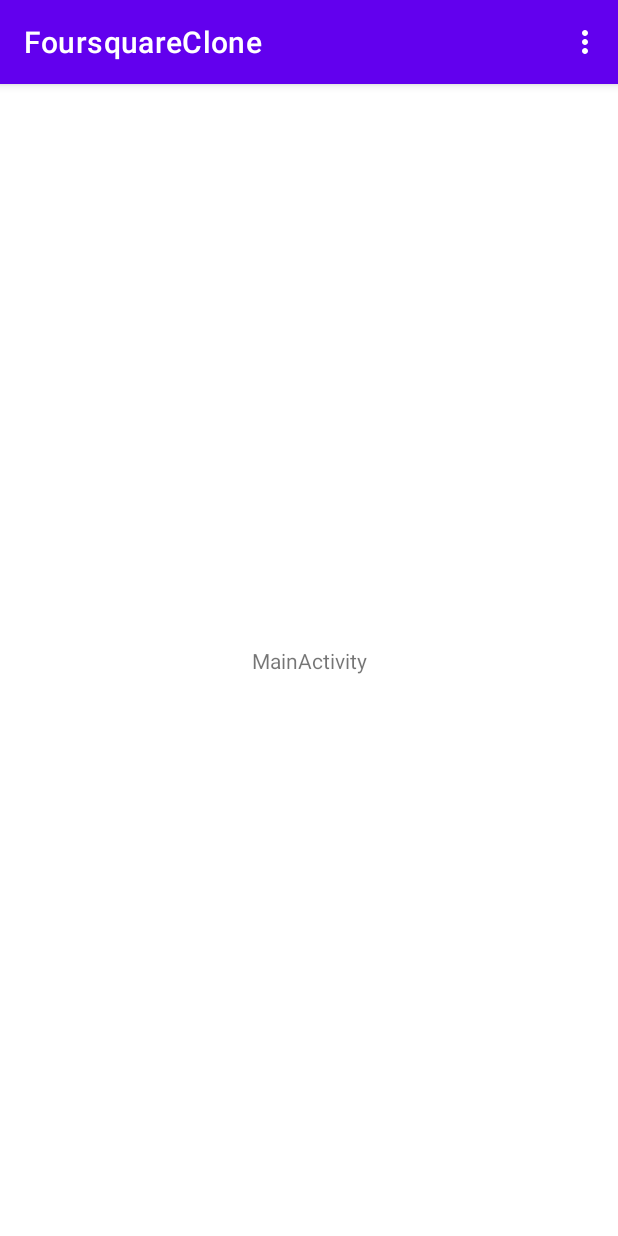
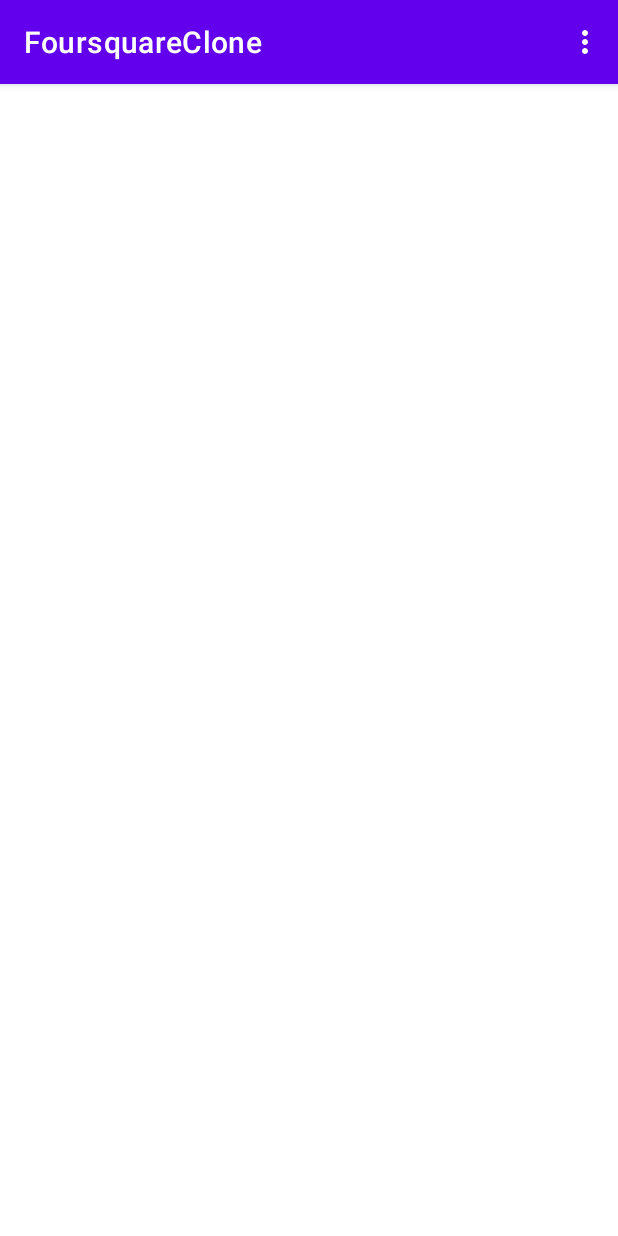
Before and after one commit to mustafaunlu0/FoursquareCloneJava, an Android app: the MainActivity screen opened directly, with no data from a screen before it, on a phone screen of 412 x 824 dp. Run offline under Robolectric (Android 15) with nearby library versions, the phone set to English and light mode, and no system bars; libraries missing offline, so code that uses them is left out: com.parse.

```diff
--- a/app/src/main/java/com/mustafaunlu/foursquareclone/model/Place.java
+++ b/app/src/main/java/com/mustafaunlu/foursquareclone/model/Place.java
@@ -3,7 +3,7 @@ package com.mustafaunlu.foursquareclone.model;
 import android.graphics.Bitmap;
 
 public class Place {
-    public static Place instance;
+    private static Place instance;
 
     private Bitmap image;
     private String name;
--- a/app/src/main/res/layout/activity_main.xml
+++ b/app/src/main/res/layout/activity_main.xml
@@ -6,13 +6,5 @@
     android:layout_height="match_parent"
     tools:context=".activity.MainActivity">
 
-    <TextView
-        android:layout_width="wrap_content"
-        android:layout_height="wrap_content"
-        android:text="MainActivity"
-        app:layout_constraintBottom_toBottomOf="parent"
-        app:layout_constraintEnd_toEndOf="parent"
-        app:layout_constraintStart_toStartOf="parent"
-        app:layout_constraintTop_toTopOf="parent" />
 
 </androidx.constraintlayout.widget.ConstraintLayout>
```
Also changed, not shown: app/src/main/java/com/mustafaunlu/foursquareclone/activity/MapsActivity.java (+10 -7 lines), app/src/main/java/com/mustafaunlu/foursquareclone/activity/PlaceActivity.java (+8 -2 lines).
